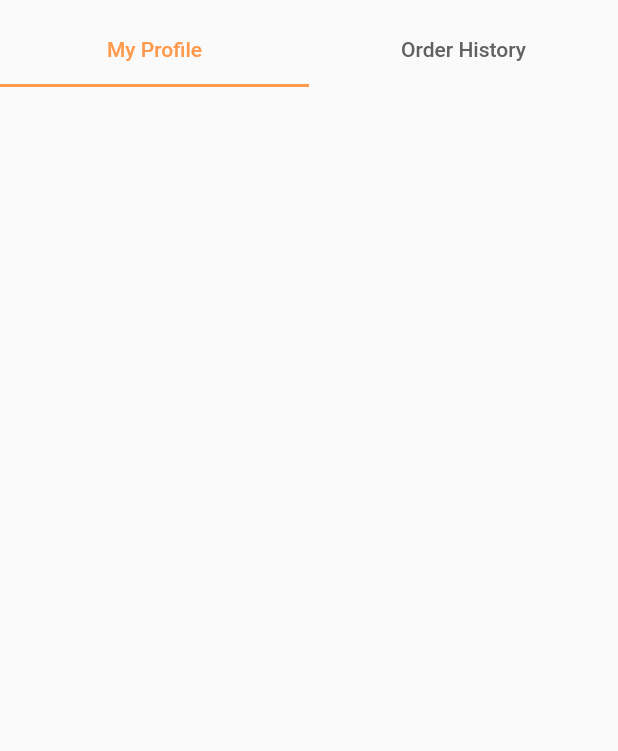
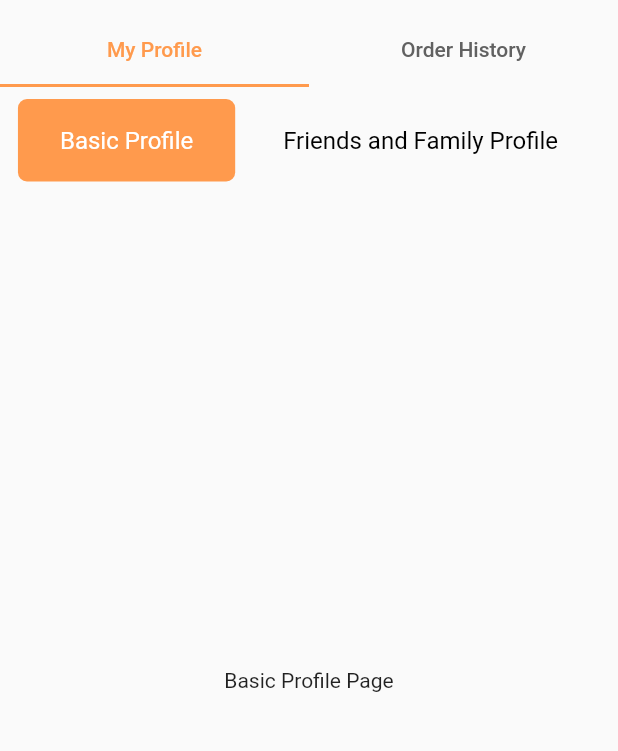
Before and after one commit to jonathanjohn47/astro_tak, a Flutter app: the screen it shows after launch, on a phone screen of 412 x 824 dp, the part 69-820 px from its top. Run offline on Flutter 3.47's test engine with Material 2 defaults, Android fonts, the phone set to English and light mode, and no system bars; our stand-ins replace get.

Commit message:
My Profile page.

```diff
--- a/lib/features/home/getxcontrollers/home_page_get_controller.dart
+++ b/lib/features/home/getxcontrollers/home_page_get_controller.dart
@@ -1,5 +1,5 @@
 import 'package:get/get.dart';
 
-class HomePageGetController extends GetxController{
-
+class HomePageGetController extends GetxController {
+  RxBool basicProfileSelected = true.obs;
 }
--- a/lib/features/home/ui/activities/home_page.dart
+++ b/lib/features/home/ui/activities/home_page.dart
@@ -1,4 +1,5 @@
 import 'package:astro_tak/core/app_colors.dart';
+import 'package:astro_tak/features/home/getxcontrollers/home_page_get_controller.dart';
 import 'package:astro_tak/features/home/ui/fragments/my_profile.dart';
 import 'package:astro_tak/features/home/ui/fragments/order_history.dart';
 import 'package:astro_tak/widgets/alt_button.dart';
@@ -12,12 +13,16 @@ class HomePage extends StatelessWidget {
 
   @override
   Widget build(BuildContext context) {
+    HomePageGetController homePageGetController =
+        Get.put<HomePageGetController>(
+      HomePageGetController(),
+    );
     return DefaultTabController(
         length: 2,
         child: SafeArea(
           child: Scaffold(
             appBar: PreferredSize(
-              preferredSize: Size.fromHeight(kTextTabBarHeight),
+              preferredSize: Size.fromHeight(Get.height * 0.2),
               child: StandardAppBar(
                 leading: StandardIconButton(
                   icon: Icons.arrow_back_ios,
--- /dev/null
+++ b/lib/features/home/ui/fragments/basic_profile.dart
@@ -0,0 +1,10 @@
+import 'package:flutter/material.dart';
+
+class BasicProfile extends StatelessWidget {
+  const BasicProfile({Key? key}) : super(key: key);
+
+  @override
+  Widget build(BuildContext context) {
+    return Center(child: Text('Basic Profile Page'));
+  }
+}
--- /dev/null
+++ b/lib/features/home/ui/fragments/friends_and_family.dart
@@ -0,0 +1,10 @@
+import 'package:flutter/material.dart';
+
+class FriendsAndFamily extends StatelessWidget {
+  const FriendsAndFamily({Key? key}) : super(key: key);
+
+  @override
+  Widget build(BuildContext context) {
+    return Container();
+  }
+}
--- a/lib/features/home/ui/fragments/my_profile.dart
+++ b/lib/features/home/ui/fragments/my_profile.dart
@@ -1,10 +1,70 @@
+import 'package:astro_tak/core/app_colors.dart';
+import 'package:astro_tak/features/home/getxcontrollers/home_page_get_controller.dart';
+import 'package:astro_tak/features/home/ui/fragments/basic_profile.dart';
+import 'package:astro_tak/features/home/ui/fragments/friends_and_family.dart';
+import 'package:astro_tak/widgets/no_background_button.dart';
 import 'package:flutter/material.dart';
+import 'package:get/get.dart';
 
 class MyProfile extends StatelessWidget {
   const MyProfile({Key? key}) : super(key: key);
 
   @override
   Widget build(BuildContext context) {
-    return Container();
+    HomePageGetController homePageGetController =
+        Get.find<HomePageGetController>();
+    return Scaffold(
+      body: Column(
+        children: [
+          Padding(
+            padding: const EdgeInsets.all(8.0),
+            child: Row(
+              mainAxisAlignment: MainAxisAlignment.spaceEvenly,
+              children: [
+                Obx(() {
+                  return NoBackgroundButton(
+                    text: 'Basic Profile',
+                    onPressed: () {
+                      homePageGetController.basicProfileSelected.value =
+                          !homePageGetController.basicProfileSelected.value;
+                    },
+                    backgroundColor:
+                        homePageGetController.basicProfileSelected.value
+                            ? AppColors.secondaryColor
+                            : Colors.transparent,
+                    textColor: homePageGetController.basicProfileSelected.value
+                        ? Colors.white
+                        : Colors.black,
+                  );
+                }),
+                Obx(() {
+                  return NoBackgroundButton(
+                    text: 'Friends and Family Profile',
+                    onPressed: () {
+                      homePageGetController.basicProfileSelected.value =
+                          !homePageGetController.basicProfileSelected.value;
+                    },
+                    backgroundColor:
+                        !homePageGetController.basicProfileSelected.value
+                            ? AppColors.secondaryColor
+                            : Colors.transparent,
+                    textColor: !homePageGetController.basicProfileSelected.value
+                        ? Colors.white
+                        : Colors.black,
+                  );
+                }),
+              ],
+            ),
+          ),
+          Expanded(
+            child: Obx(() {
+              return homePageGetController.basicProfileSelected.value
+                  ? BasicProfile()
+                  : FriendsAndFamily();
+            }),
+          ),
+        ],
+      ),
+    );
   }
 }
--- /dev/null
+++ b/lib/widgets/no_background_button.dart
@@ -0,0 +1,40 @@
+import 'package:flutter/material.dart';
+
+class NoBackgroundButton extends StatelessWidget {
+  final String text;
+  final Function() onPressed;
+  final Color? backgroundColor;
+  final Color? textColor;
+
+  const NoBackgroundButton(
+      {Key? key,
+      required this.text,
+      required this.onPressed,
+      this.backgroundColor,
+      this.textColor})
+      : super(key: key);
+
+  @override
+  Widget build(BuildContext context) {
+    return InkWell(
+        onTap: () {
+          onPressed();
+        },
+        child: Container(
+          padding: EdgeInsets.symmetric(vertical: 10, horizontal: 20),
+          decoration: BoxDecoration(
+              borderRadius: BorderRadius.circular(6),
+              color: backgroundColor ?? Colors.transparent),
+          child: Padding(
+            padding: const EdgeInsets.all(8.0),
+            child: Text(
+              text,
+              style: TextStyle(
+                color: textColor ?? Colors.black,
+                fontSize: 16,
+              ),
+            ),
+          ),
+        ));
+  }
+}
--- a/lib/widgets/standard_button.dart
+++ b/lib/widgets/standard_button.dart
@@ -7,6 +7,7 @@ class StandardButton extends StatelessWidget {
   final Color? color;
   final Color? textColor;
   final double? radius;
+  final double? elevation;
 
   const StandardButton(
       {Key? key,
@@ -14,7 +15,8 @@ class StandardButton extends StatelessWidget {
       required this.onPressed,
       this.color,
       this.textColor,
-      this.radius})
+      this.radius,
+      this.elevation})
       : super(key: key);
 
   @override
@@ -29,9 +31,9 @@ class StandardButton extends StatelessWidget {
       ),
       backgroundColor: color ?? AppColors.secondaryColor,
       shape: RoundedRectangleBorder(
-        borderRadius: BorderRadius.circular(radius ?? 10),
+        borderRadius: BorderRadius.circular(radius ?? 6),
       ),
-      elevation: 2,
+      elevation: elevation ?? 2,
     );
   }
 }
```
